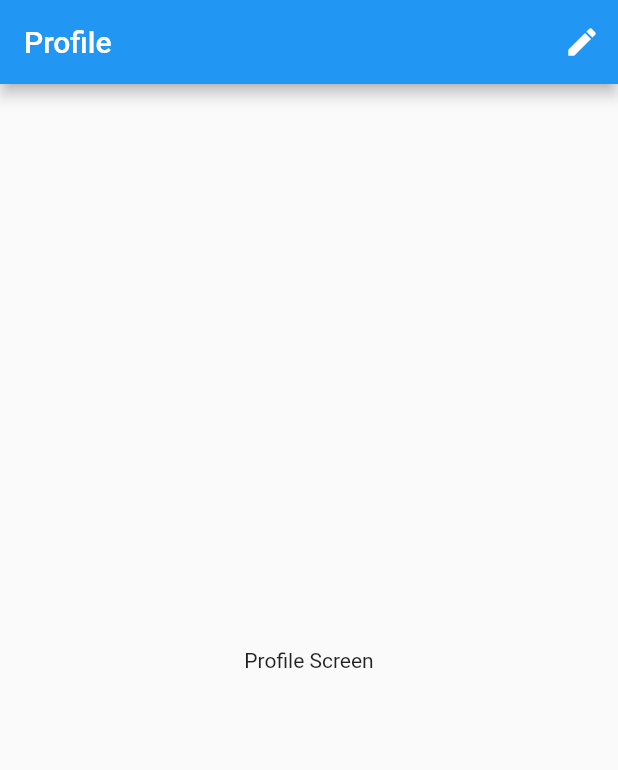
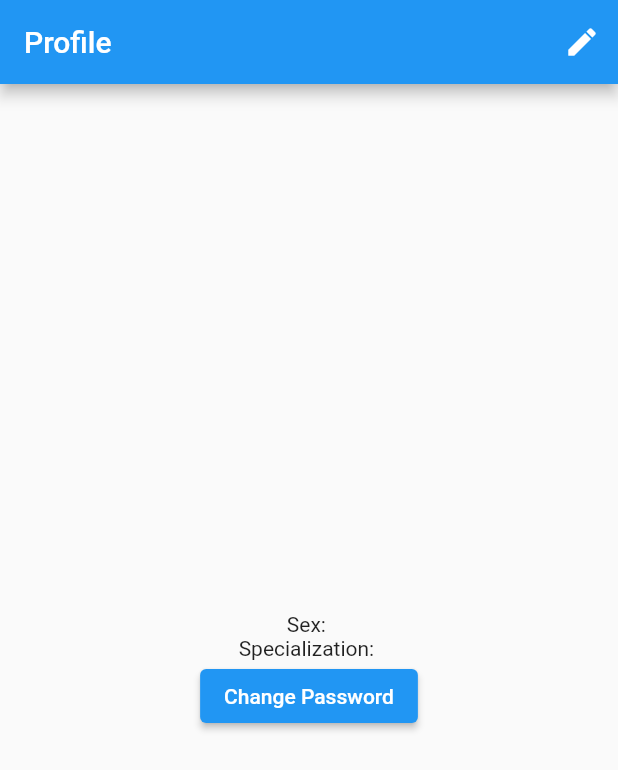
Before and after one commit to itsybitsci/schedcare, a Flutter app: the DoctorProfileScreen screen opened by its route, on a phone screen of 412 x 824 dp. Shown: the top 770 px of the screen. Run offline on Flutter 3.47's test engine with Material 2 defaults, Android fonts, the phone set to English and light mode, and no system bars; our stand-ins replace cloud_firestore, firebase_analytics, firebase_auth, firebase_core, firebase_crashlytics, firebase_messaging and 10 more; missing offline and left inert: firebase_app_check; accounts and stored records are empty.

Commit message:
feat: Add doctor profile screen

```diff
--- a/lib/providers/router_provider.dart
+++ b/lib/providers/router_provider.dart
@@ -118,7 +118,7 @@ class RouterNotifier extends ChangeNotifier {
         GoRoute(
           name: RouteNames.doctorProfile,
           path: RoutePaths.doctorProfile,
-          builder: (context, state) => const DoctorProfileScreen(),
+          builder: (context, state) => DoctorProfileScreen(),
         ),
         GoRoute(
           name: RouteNames.editDoctorProfile,
--- a/lib/screens/doctor/profile/doctor_profile_screen.dart
+++ b/lib/screens/doctor/profile/doctor_profile_screen.dart
@@ -1,13 +1,30 @@
+import 'package:cloud_firestore/cloud_firestore.dart';
+import 'package:firebase_auth/firebase_auth.dart';
 import 'package:flutter/material.dart';
+import 'package:flutter_screenutil/flutter_screenutil.dart';
 import 'package:go_router/go_router.dart';
 import 'package:hooks_riverpod/hooks_riverpod.dart';
+import 'package:schedcare/providers/firebase_services_provider.dart';
+import 'package:schedcare/providers/generic_fields_provider.dart';
 import 'package:schedcare/utilities/constants.dart';
+import 'package:schedcare/utilities/prompts.dart';
+import 'package:schedcare/utilities/widgets.dart';
 
 class DoctorProfileScreen extends HookConsumerWidget {
-  const DoctorProfileScreen({Key? key}) : super(key: key);
+  DoctorProfileScreen({Key? key}) : super(key: key);
+  final GlobalKey<FormState> formKeyUpdateDoctorPassword =
+      GlobalKey<FormState>();
+  final Stream<DocumentSnapshot<Map<String, dynamic>>> userSnapshots =
+      FirebaseFirestore.instance
+          .collection(FirestoreConstants.usersCollection)
+          .doc(FirebaseAuth.instance.currentUser!.uid)
+          .snapshots();
 
   @override
   Widget build(BuildContext context, WidgetRef ref) {
+    final firebaseServicesNotifier = ref.watch(firebaseServicesProvider);
+    final genericFieldsNotifier = ref.watch(genericFieldsProvider);
+
     return Scaffold(
       appBar: AppBar(
         title: const Text('Profile'),
@@ -21,8 +38,101 @@ class DoctorProfileScreen extends HookConsumerWidget {
           ),
         ],
       ),
-      body: const Center(
-        child: Text('Profile Screen'),
+      body: StreamBuilder(
+        stream: userSnapshots,
+        builder: (BuildContext context,
+            AsyncSnapshot<DocumentSnapshot<Map<String, dynamic>>> snapshot) {
+          if (snapshot.hasData) {
+            DocumentSnapshot<Map<String, dynamic>> data = snapshot.data!;
+            return Center(
+              child: Column(
+                mainAxisAlignment: MainAxisAlignment.center,
+                children: [
+                  Text(
+                    data.get(ModelFields.middleName).toString().isNotEmpty
+                        ? '${data.get(ModelFields.prefix)} ${data.get(ModelFields.firstName)} ${data.get(ModelFields.middleName)} ${data.get(ModelFields.lastName)} ${data.get(ModelFields.suffix)}'
+                            .trim()
+                        : '${data.get(ModelFields.prefix)} ${data.get(ModelFields.firstName)} ${data.get(ModelFields.lastName)} ${data.get(ModelFields.suffix)}'
+                            .trim(),
+                  ),
+                  Text('Sex: ${data.get(ModelFields.sex)}'),
+                  Text(
+                      'Specialization: ${data.get(ModelFields.specialization)}'),
+                  firebaseServicesNotifier.getLoading
+                      ? loading(color: Colors.blue)
+                      : ElevatedButton(
+                          onPressed: () async {
+                            showDialog(
+                              context: context,
+                              builder: (context) {
+                                genericFieldsNotifier.clearPasswordFields();
+                                return AlertDialog(
+                                  title: const Text('Enter New Password'),
+                                  content: StatefulBuilder(
+                                    builder: (BuildContext context,
+                                        StateSetter setState) {
+                                      return ConstrainedBox(
+                                        constraints:
+                                            BoxConstraints(maxHeight: 200.h),
+                                        child: Form(
+                                          key: formKeyUpdateDoctorPassword,
+                                          child: Column(
+                                            mainAxisAlignment:
+                                                MainAxisAlignment.center,
+                                            children: [
+                                              genericFieldsNotifier
+                                                  .buildPassword(setState),
+                                              genericFieldsNotifier
+                                                  .buildRepeatPassword(
+                                                      setState),
+                                            ],
+                                          ),
+                                        ),
+                                      );
+                                    },
+                                  ),
+                                  actions: [
+                                    TextButton(
+                                      onPressed: () => context.pop(),
+                                      child: const Text('Cancel'),
+                                    ),
+                                    TextButton(
+                                      onPressed: () async {
+                                        if (formKeyUpdateDoctorPassword
+                                            .currentState!
+                                            .validate()) {
+                                          formKeyUpdateDoctorPassword
+                                              .currentState
+                                              ?.save();
+                                          context.pop();
+                                          await firebaseServicesNotifier
+                                              .updatePassword(
+                                                  genericFieldsNotifier
+                                                      .password);
+                                        }
+                                      },
+                                      child: const Text('Update Password'),
+                                    ),
+                                  ],
+                                );
+                              },
+                            );
+                          },
+                          child: const Text('Change Password'),
+                        ),
+                ],
+              ),
+            );
+          }
+
+          if (snapshot.hasError) {
+            return const Center(
+              child: Text(Prompts.errorDueToWeakInternet),
+            );
+          }
+
+          return loading(color: Colors.blue);
+        },
       ),
     );
   }
```
Also changed, not shown: lib/screens/patient/profile/patient_profile_screen.dart (+8 -7 lines).
